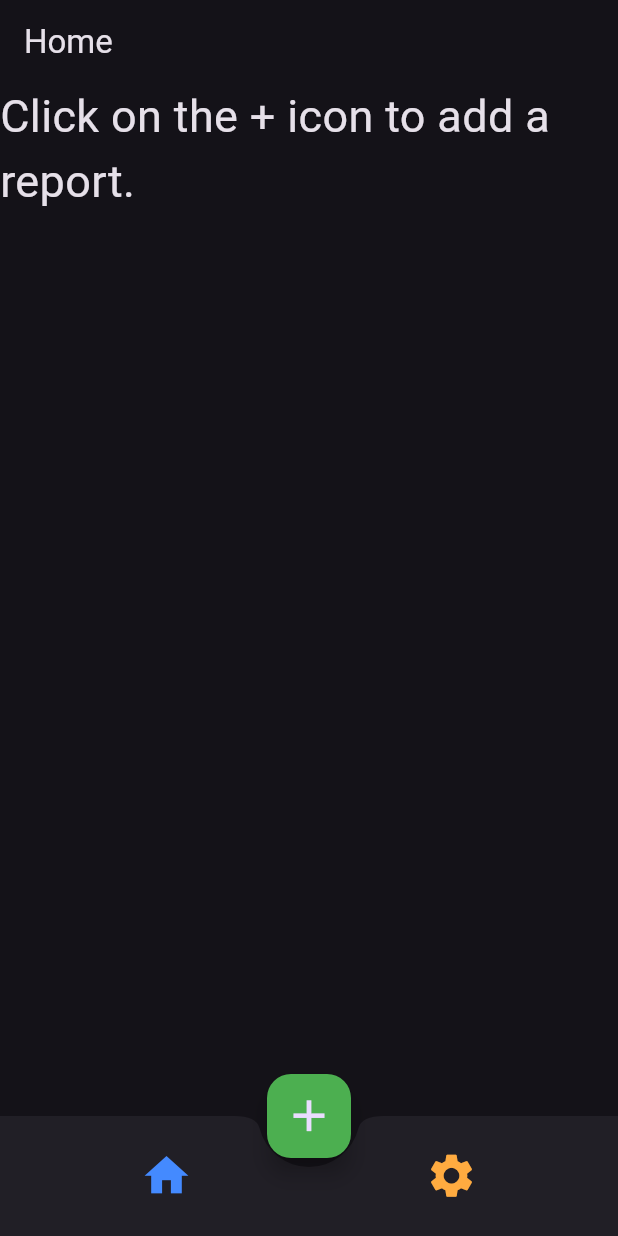
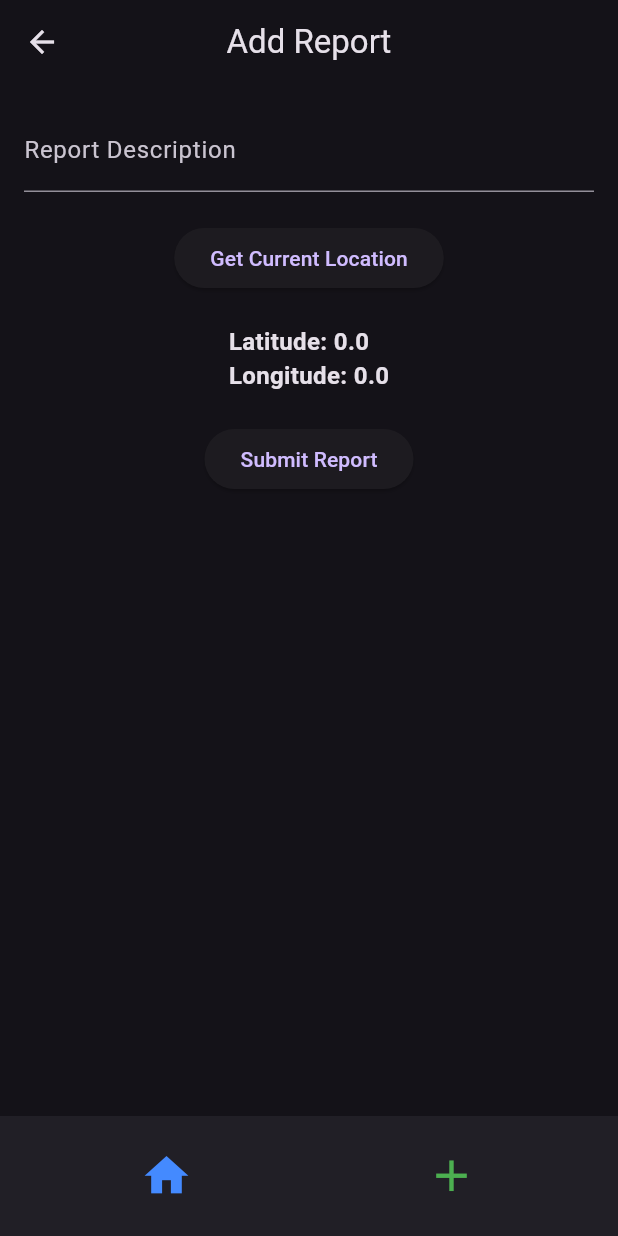
Before and after one commit to JohanBongailas/gps_reporter, a Flutter app: the screen it shows after launch, after a tap on the "add" icon, on a phone screen of 412 x 824 dp. Run offline on Flutter 3.47's test engine with Material 3 defaults, Android fonts, the phone set to English and light mode, and no system bars; our stand-ins replace firebase_core, geolocator; accounts and stored records are empty; generated files the repository leaves out were written again.

Commit message:
feat: implement reportscreen

```diff
--- a/lib/custom_widgets/bottom_nav_drawer.dart
+++ b/lib/custom_widgets/bottom_nav_drawer.dart
@@ -21,9 +21,9 @@ class BottomNavDrawer extends StatelessWidget {
           ),
           IconButton(
             iconSize: 35.0,
-            icon: const Icon(Icons.settings, color: Colors.orangeAccent),
+            icon: const Icon(Icons.add, color: Colors.green),
             onPressed: () {
-              Navigator.pushNamed(context, '/settings');
+              Navigator.pushNamed(context, reportScreenRoute);
             },
           ),
         ],
--- a/lib/custom_widgets/report_fab.dart
+++ /dev/null
@@ -1,16 +0,0 @@
-import 'package:flutter/material.dart';
-
-class ReportFab extends StatelessWidget {
-  const ReportFab({super.key});
-
-  @override
-  Widget build(BuildContext context) {
-    return FloatingActionButton(
-      onPressed: () {
-        // Implement the reporting functionality here
-      },
-      backgroundColor: Colors.green,
-      child: const Icon(Icons.add, size: 35.0),
-    );
-  }
-}
--- a/lib/main.dart
+++ b/lib/main.dart
@@ -1,4 +1,5 @@
 import 'package:flutter/material.dart';
+import 'package:gps_report_app/screens/report_screen/report_screen.dart';
 import 'screens/home_screen/home_screen.dart';
 import 'routes.dart';
 import 'package:firebase_core/firebase_core.dart';
@@ -20,7 +21,10 @@ class MyApp extends StatelessWidget {
       title: "GPS Reporter",
       theme: ThemeData.dark(),
       initialRoute: homeScreenRoute,
-      routes: {homeScreenRoute: (context) => const HomeScreen()},
+      routes: {
+        homeScreenRoute: (context) => const HomeScreen(),
+        reportScreenRoute: (context) => const ReportScreen(),
+      },
     );
   }
 }
--- a/lib/routes.dart
+++ b/lib/routes.dart
@@ -1 +1,2 @@
 const String homeScreenRoute = '/home_screen';
+const String reportScreenRoute = '/report_screen';
--- a/lib/screens/home_screen/home_screen_content.dart
+++ b/lib/screens/home_screen/home_screen_content.dart
@@ -1,6 +1,5 @@
 import 'package:flutter/material.dart';
 import 'package:gps_report_app/custom_widgets/bottom_nav_drawer.dart';
-import 'package:gps_report_app/custom_widgets/report_fab.dart';
 
 class HomeScreenContent extends StatelessWidget {
   const HomeScreenContent({super.key});
@@ -9,17 +8,14 @@ class HomeScreenContent extends StatelessWidget {
   Widget build(BuildContext context) {
     return Scaffold(
       // AppBar
-      appBar: AppBar(title: const Text("Home")),
+      appBar: AppBar(
+        title: const Text("Home"),
+        backgroundColor: Colors.blueAccent,
+        centerTitle: true,
+      ),
 
       // Main content
-      body: Text(
-        "Click on the + icon to add a report.",
-        style: TextStyle(fontSize: 30),
-      ),
-
-      // FAB
-      floatingActionButtonLocation: FloatingActionButtonLocation.centerDocked,
-      floatingActionButton: ReportFab(),
+      body: Center(child: Text("Add Report", style: TextStyle(fontSize: 30))),
 
       // Bottom Navigation Drawer
       bottomNavigationBar: BottomNavDrawer(),
--- /dev/null
+++ b/lib/screens/report_screen/report_screen.dart
@@ -0,0 +1,123 @@
+import 'package:flutter/material.dart';
+import 'package:geolocator/geolocator.dart';
+import 'package:gps_report_app/custom_widgets/bottom_nav_drawer.dart';
+
+class ReportScreen extends StatefulWidget {
+  const ReportScreen({super.key});
+
+  @override
+  _AddReportScreenState createState() => _AddReportScreenState();
+}
+
+class _AddReportScreenState extends State<ReportScreen> {
+  final _formKey = GlobalKey<FormState>();
+  late TextEditingController _descriptionController;
+  late double _lat, _long;
+
+  @override
+  void initState() {
+    super.initState();
+    _descriptionController = TextEditingController();
+    _lat = 0.0;
+    _long = 0.0;
+  }
+
+  @override
+  void dispose() {
+    _descriptionController.dispose();
+    super.dispose();
+  }
+
+  Future<void> _getCurrentLocation() async {
+    try {
+      Position position = await _determinePosition();
+      setState(() {
+        _lat = position.latitude;
+        _long = position.longitude;
+      });
+    } catch (e) {
+      ScaffoldMessenger.of(
+        context,
+      ).showSnackBar(SnackBar(content: Text('Error: $e')));
+    }
+  }
+
+  Future<Position> _determinePosition() async {
+    bool serviceEnabled;
+    LocationPermission permission;
+
+    serviceEnabled = await Geolocator.isLocationServiceEnabled();
+    if (!serviceEnabled) {
+      return Future.error('Location services are disabled.');
+    }
+
+    permission = await Geolocator.checkPermission();
+    if (permission == LocationPermission.denied) {
+      permission = await Geolocator.requestPermission();
+      if (permission == LocationPermission.denied) {
+        return Future.error('Location permissions are denied');
+      }
+    }
+
+    if (permission == LocationPermission.deniedForever) {
+      return Future.error('Location permissions are permanently denied');
+    }
+
+    return await Geolocator.getCurrentPosition();
+  }
+
+  void _submitReport() {
+    if (_formKey.currentState?.validate() ?? false) {
+      ScaffoldMessenger.of(context).showSnackBar(
+        SnackBar(content: Text('Report submitted: Location ($_lat, $_long)')),
+      );
+    }
+
+    Navigator.pop(context);
+  }
+
+  @override
+  Widget build(BuildContext context) {
+    return Scaffold(
+      appBar: AppBar(title: const Text('Add Report'), centerTitle: true),
+      body: Padding(
+        padding: const EdgeInsets.all(16.0),
+        child: Form(
+          key: _formKey,
+          child: Column(
+            children: [
+              TextFormField(
+                controller: _descriptionController,
+                decoration: const InputDecoration(
+                  labelText: 'Report Description',
+                ),
+                validator: (value) {
+                  if (value == null || value.isEmpty) {
+                    return 'Please enter a description';
+                  }
+                  return null;
+                },
+              ),
+              const SizedBox(height: 20),
+              ElevatedButton(
+                onPressed: _getCurrentLocation,
+                child: const Text('Get Current Location'),
+              ),
+              const SizedBox(height: 20),
+              Text(
+                'Latitude: $_lat\nLongitude: $_long',
+                style: TextStyle(fontSize: 16, fontWeight: FontWeight.bold),
+              ),
+              const SizedBox(height: 20),
+              ElevatedButton(
+                onPressed: _submitReport,
+                child: const Text('Submit Report'),
+              ),
+            ],
+          ),
+        ),
+      ),
+      bottomNavigationBar: BottomNavDrawer(),
+    );
+  }
+}
```
Also changed, not shown: 2 other files.
